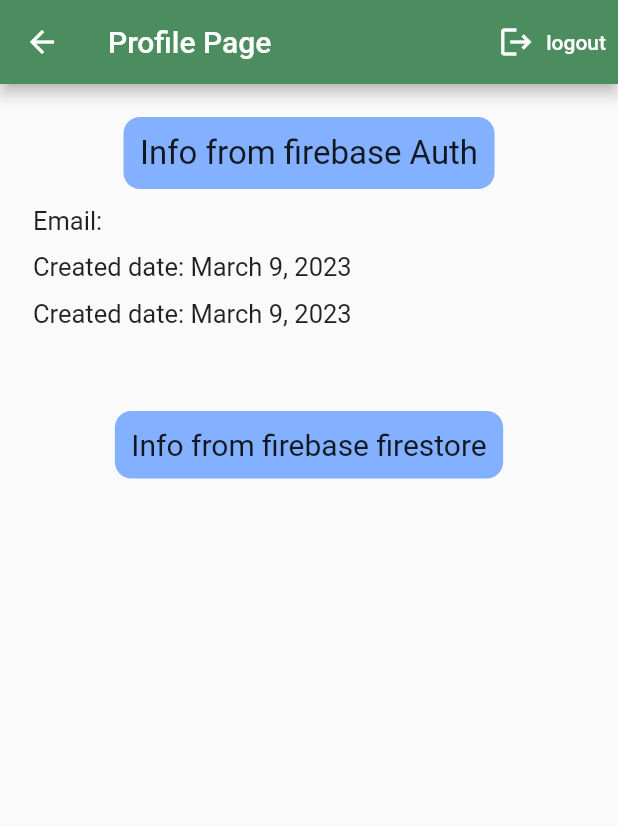
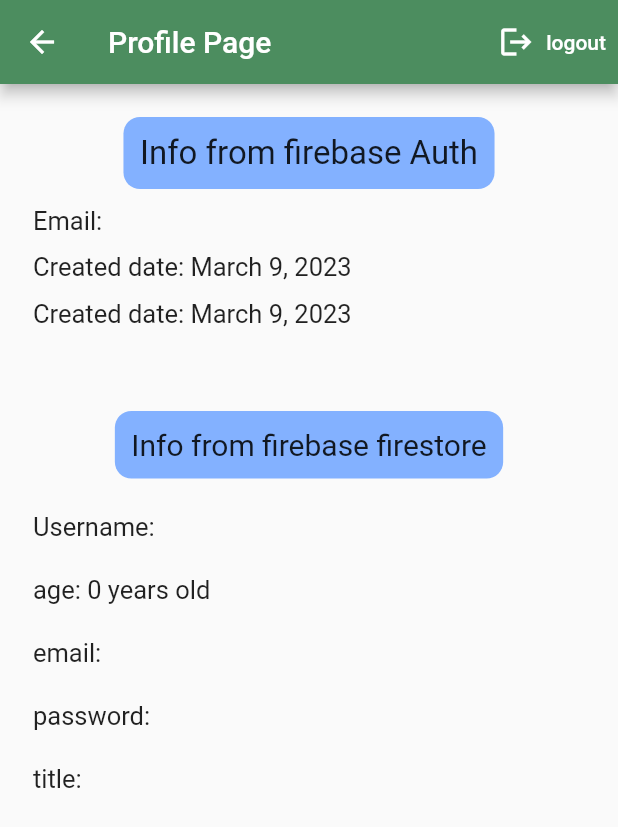
Before and after one commit to mohamedkhaled3/e_commerce_flower_app_university_project, a Flutter app: the screen it shows once a user with an empty profile is signed in, in the side drawer, after a tap on "Profile Page", on a phone screen of 412 x 824 dp. Shown: the top 827 px of the screen. Run offline on Flutter 3.47's test engine with Material 2 defaults, Android fonts, the phone set to English and light mode, and no system bars; our stand-ins replace cloud_firestore, firebase_auth, firebase_core, flutter_svg, google_sign_in; accounts and stored records are empty.

Commit message:
. #21 Get data from firebase firestore (Database)

```diff
--- a/lib/screens/ProfilePage.dart
+++ b/lib/screens/ProfilePage.dart
@@ -1,4 +1,5 @@
 
+import 'package:e_commerce_flower_app_university_project/shared/ReadDataFromFireStore.dart';
 import 'package:e_commerce_flower_app_university_project/shared/colors.dart';
 import 'package:firebase_auth/firebase_auth.dart';
 import 'package:flutter/material.dart';
@@ -104,7 +105,10 @@ class _ProfilePageState extends State<ProfilePage> {
                       style: TextStyle(
                         fontSize: 20,
                       ),
-                    ))),
+                    ),
+                    ),
+                    ),
+                    ReadDataFromFireStore(documentId: credential!.uid,), // documentId:'user_Id(token)'
           ],
         ),
       ),
--- /dev/null
+++ b/lib/shared/ReadDataFromFireStore.dart
@@ -0,0 +1,53 @@
+import 'package:cloud_firestore/cloud_firestore.dart';
+import 'package:flutter/material.dart';
+
+
+class ReadDataFromFireStore extends StatelessWidget {
+  final String documentId;
+
+  const ReadDataFromFireStore({super.key,
+    required this.documentId
+
+    });
+
+  @override
+  Widget build(BuildContext context) {
+    CollectionReference users = FirebaseFirestore.instance.collection('users');
+
+    return FutureBuilder<DocumentSnapshot>(
+      future: users.doc(documentId).get(),
+      builder:
+          (BuildContext context, AsyncSnapshot<DocumentSnapshot> snapshot) {
+
+        if (snapshot.hasError) {
+          return Text("Something went wrong");
+        }
+
+        if (snapshot.hasData && !snapshot.data!.exists) {
+          return Text("Document does not exist");
+        }
+
+        if (snapshot.connectionState == ConnectionState.done) {
+          Map<String, dynamic> data = snapshot.data!.data() as Map<String, dynamic>;
+          return Column(
+            crossAxisAlignment: CrossAxisAlignment.start,
+            children: [
+              SizedBox(height: 22,),
+              Text( "Username: ${data['userName']}",style: TextStyle(fontSize: 17),),
+              SizedBox(height: 22,),
+              Text( "age: ${data['age']} years old",style: TextStyle(fontSize: 17),),
+              SizedBox(height: 22,),
+              Text( "email: ${data['email']}",style: TextStyle(fontSize: 17),),
+              SizedBox(height: 22,),
+              Text( "password: ${data['password']}",style: TextStyle(fontSize: 17),),
+              SizedBox(height: 22,),
+              Text( "title: ${data['title']}",style: TextStyle(fontSize: 17),),
+            ],
+          );
+        }
+
+        return Text("loading");
+      },
+    );
+  }
+}
```
